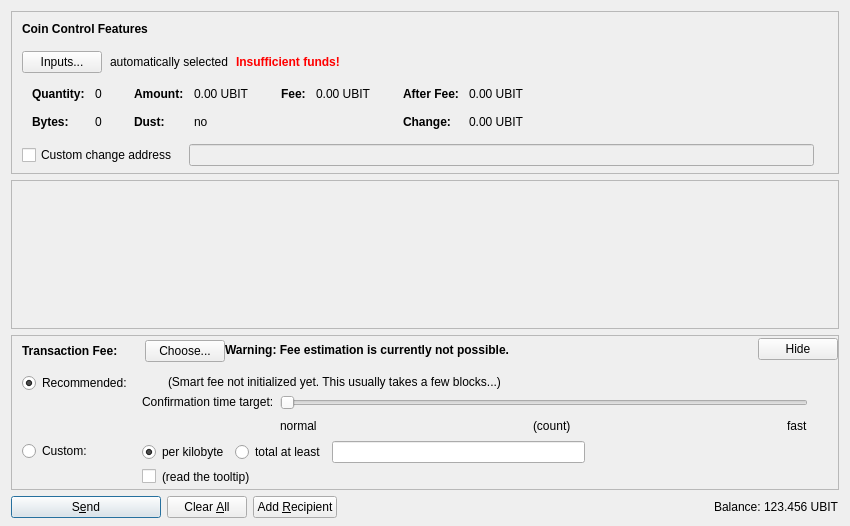
utabit/bitcoin, file src/qt/forms/sendcoinsdialog.ui: the form before one commit.
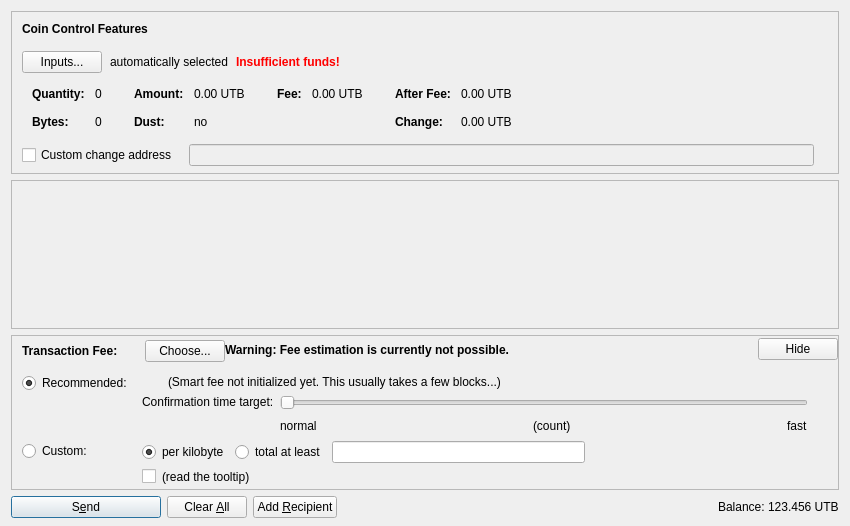
The form after the commit. Icons and pictures are not drawn. Custom widgets are drawn as their Qt base class.

What changed in the file:
```diff
--- a/src/qt/forms/sendcoinsdialog.ui
+++ b/src/qt/forms/sendcoinsdialog.ui
@@ -324,7 +324,7 @@
                   <enum>Qt::ActionsContextMenu</enum>
                  </property>
                  <property name="text">
-                  <string notr="true">0.00 UBIT</string>
+                  <string notr="true">0.00 UTB</string>
                  </property>
                  <property name="textInteractionFlags">
                   <set>Qt::LinksAccessibleByMouse|Qt::TextSelectableByKeyboard|Qt::TextSelectableByMouse</set>
@@ -404,7 +404,7 @@
                   <enum>Qt::ActionsContextMenu</enum>
                  </property>
                  <property name="text">
-                  <string notr="true">0.00 UBIT</string>
+                  <string notr="true">0.00 UTB</string>
                  </property>
                  <property name="textInteractionFlags">
                   <set>Qt::LinksAccessibleByMouse|Qt::TextSelectableByKeyboard|Qt::TextSelectableByMouse</set>
@@ -455,7 +455,7 @@
                   <enum>Qt::ActionsContextMenu</enum>
                  </property>
                  <property name="text">
-                  <string notr="true">0.00 UBIT</string>
+                  <string notr="true">0.00 UTB</string>
                  </property>
                  <property name="textInteractionFlags">
                   <set>Qt::LinksAccessibleByMouse|Qt::TextSelectableByKeyboard|Qt::TextSelectableByMouse</set>
@@ -484,7 +484,7 @@
                   <enum>Qt::ActionsContextMenu</enum>
                  </property>
                  <property name="text">
-                  <string notr="true">0.00 UBIT</string>
+                  <string notr="true">0.00 UTB</string>
                  </property>
                  <property name="textInteractionFlags">
                   <set>Qt::LinksAccessibleByMouse|Qt::TextSelectableByKeyboard|Qt::TextSelectableByMouse</set>
@@ -1312,7 +1312,7 @@
           <cursorShape>IBeamCursor</cursorShape>
          </property>
          <property name="text">
-          <string notr="true">123.456 UBIT</string>
+          <string notr="true">123.456 UTB</string>
          </property>
          <property name="textInteractionFlags">
           <set>Qt::LinksAccessibleByMouse|Qt::TextSelectableByKeyboard|Qt::TextSelectableByMouse</set>
```
